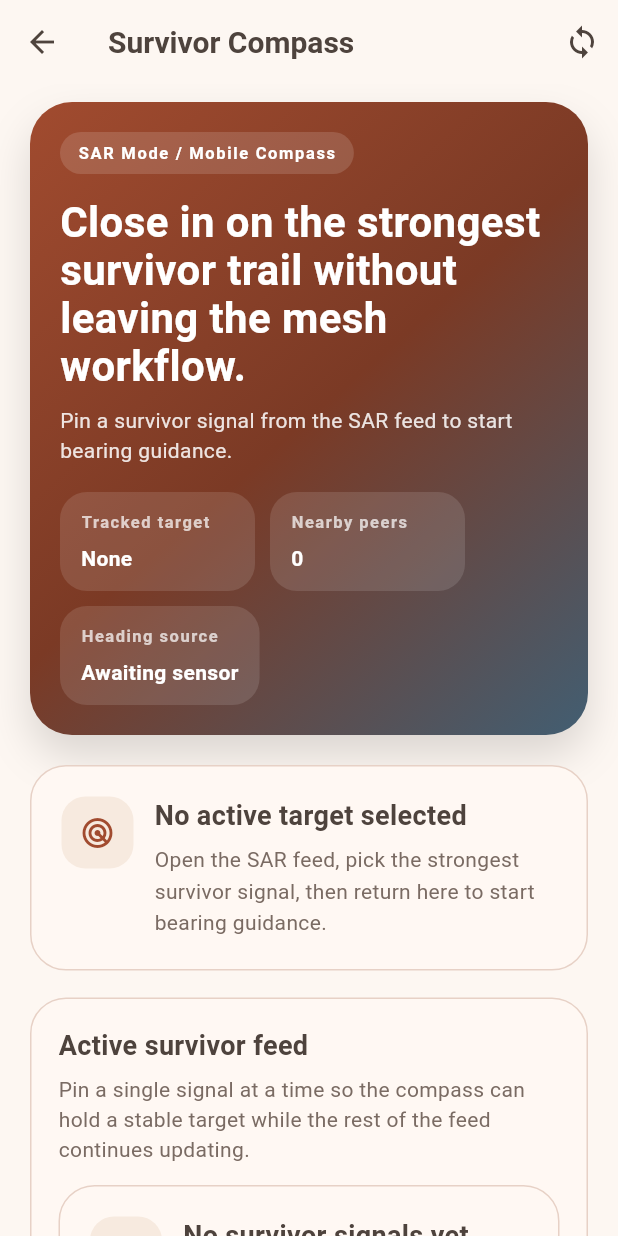
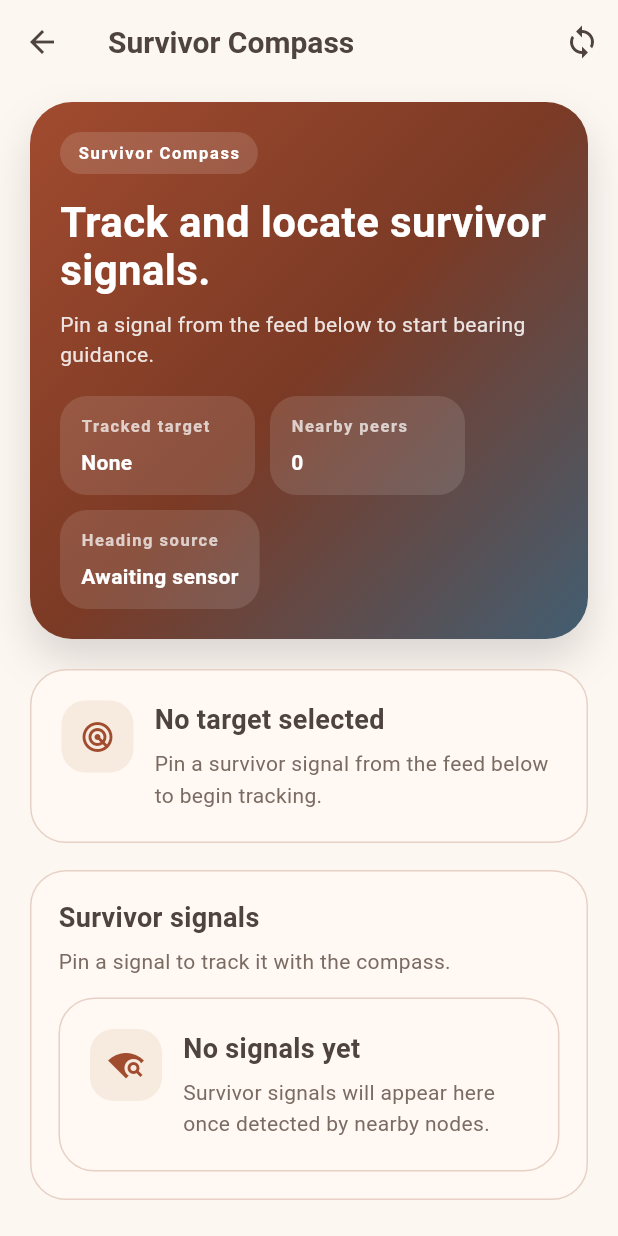
Before and after one commit to SpekyLord/Dispatch, a Flutter app: the SurvivorCompassScreen screen opened directly, on a phone screen of 412 x 824 dp. Run offline on Flutter 3.47's test engine with Material 3 defaults, Android fonts, the light colour scheme and no system bars; our stand-ins replace dio, equatable, flutter_bloc, flutter_map, flutter_riverpod, geolocator and 7 more; missing offline and left inert: dart:html; accounts and stored records are empty; network calls fail.

Commit message:
fix: improve mesh UX, fix feed posting, and add haversine survivor trail

```diff
--- a/apps/mobile/lib/features/mesh/presentation/mesh_people_map_screen.dart
+++ b/apps/mobile/lib/features/mesh/presentation/mesh_people_map_screen.dart
@@ -374,12 +374,12 @@ class _MeshPeopleMapScreenState extends ConsumerState<MeshPeopleMapScreen> {
                           ),
                           const SizedBox(height: 8),
                           Text(
-                            '${_nodes.length} mesh nodes, ${_signals.length} survivor signals, and ${_devices.length} live people pins are layered here for $viewerRole.',
+                            '${_nodes.length} nodes · ${_signals.length} signals · ${_devices.length} devices',
                           ),
                           if (!canAccessMeshOperatorFeeds) ...[
                             const SizedBox(height: 10),
                             const Text(
-                              'You are in citizen view. Operator-only mesh feeds (topology and survivor signals) are hidden, but your local GPS pin is still shown for orientation.',
+                              'Citizen view — enable Bluetooth to act as a relay node for nearby search and rescue operations.',
                             ),
                           ],
                           const SizedBox(height: 14),
@@ -400,8 +400,8 @@ class _MeshPeopleMapScreenState extends ConsumerState<MeshPeopleMapScreen> {
                                 value: '${_signals.length}',
                               ),
                               _StatPill(
-                                label: 'You',
-                                value: _gpsCenter == null ? 'No GPS yet' : '1',
+                                label: 'This node',
+                                value: _gpsCenter == null ? 'No GPS' : 'Active',
                               ),
                             ],
                           ),
@@ -432,22 +432,22 @@ class _MeshPeopleMapScreenState extends ConsumerState<MeshPeopleMapScreen> {
                             children: const [
                               _LegendPill(
                                 icon: Icons.hub,
-                                label: 'Mesh nodes',
+                                label: 'Nodes',
                                 tone: Color(0xFF1695D3),
                               ),
                               _LegendPill(
                                 icon: Icons.sos,
-                                label: 'Survivor signals',
+                                label: 'Signals',
                                 tone: Color(0xFFA14B2F),
                               ),
                               _LegendPill(
                                 icon: Icons.my_location,
-                                label: 'People last seen',
+                                label: 'Devices',
                                 tone: Color(0xFF397154),
                               ),
                               _LegendPill(
                                 icon: Icons.person_pin_circle,
-                                label: 'Your device',
+                                label: 'This node',
                                 tone: Color(0xFF246B3D),
                               ),
                             ],
--- a/apps/mobile/lib/features/mesh/presentation/mesh_status_screen.dart
+++ b/apps/mobile/lib/features/mesh/presentation/mesh_status_screen.dart
@@ -131,10 +131,10 @@ class _MeshStatusScreenState extends ConsumerState<MeshStatusScreen> {
     Navigator.of(context).push(
       MaterialPageRoute(
         builder: (_) => MeshPeopleMapScreen(
-          title: 'People & Mesh Map',
+          title: 'Mesh Map',
           subtitle: session.role == AppRole.citizen
-              ? 'Citizen visibility into live people pins and survivor signals'
-              : 'Responder visibility into live people pins and survivor signals',
+              ? 'Nodes and signals in your area'
+              : 'Nodes, devices, and survivor signals',
           allowResolveActions: session.role != AppRole.citizen,
           allowCompassActions: true,
         ),
@@ -211,7 +211,7 @@ class _MeshStatusScreenState extends ConsumerState<MeshStatusScreen> {
                             borderRadius: BorderRadius.circular(999),
                           ),
                           child: const Text(
-                            'Offline Relay / SAR Bulletin',
+                            'Mesh Network',
                             style: TextStyle(
                               color: Colors.white,
                               fontSize: 11,
@@ -222,7 +222,7 @@ class _MeshStatusScreenState extends ConsumerState<MeshStatusScreen> {
                         ),
                         const SizedBox(height: 16),
                         const Text(
-                          'Coordinate the local mesh and jump straight into survivor tracking when a strong signal appears.',
+                          'Local mesh relay and survivor tracking.',
                           style: TextStyle(
                             color: Colors.white,
                             fontSize: 28,
@@ -233,8 +233,8 @@ class _MeshStatusScreenState extends ConsumerState<MeshStatusScreen> {
                         const SizedBox(height: 10),
                         Text(
                           canReviewSignals
-                              ? 'This panel keeps discovery, relay health, and SAR detections in one place so responders do not need to bounce between generic utility screens.'
-                              : 'Citizens can review mesh reach, discovery, and sync state here, while SAR controls remain reserved for verified responder accounts.',
+                              ? 'Discovery, relay health, and SAR signals in one view.'
+                              : 'Enable Bluetooth to relay mesh traffic and assist nearby search and rescue.',
                           style: TextStyle(
                             color: Colors.white.withValues(alpha: 0.86),
                             height: 1.45,
@@ -360,7 +360,7 @@ class _MeshStatusScreenState extends ConsumerState<MeshStatusScreen> {
                       icon: Icons.bluetooth_searching,
                       title: 'No peers discovered yet',
                       body:
-                          'Start discovery to refresh the local mesh roster and estimate reach before sending a gateway-bound batch.',
+                          'Turn on Bluetooth and start discovery to find nearby nodes.',
                     ),
                 ],
               ),
@@ -644,8 +644,8 @@ class _DiscoveryCard extends StatelessWidget {
             ),
             subtitle: Text(
               discovering
-                  ? 'Scanning for nearby relay and gateway peers.'
-                  : 'Start BLE discovery to refresh the local mesh roster.',
+                  ? 'Scanning for nearby nodes...'
+                  : 'Turn on to find nearby nodes via Bluetooth.',
               style: const TextStyle(color: dc.mutedInk),
             ),
           ),
@@ -686,7 +686,7 @@ class _PeopleMapPanel extends StatelessWidget {
               crossAxisAlignment: CrossAxisAlignment.start,
               children: [
                 Text(
-                  'People & mesh map',
+                  'Mesh map',
                   style: TextStyle(
                     color: dc.ink,
                     fontSize: 18,
@@ -695,7 +695,7 @@ class _PeopleMapPanel extends StatelessWidget {
                 ),
                 SizedBox(height: 4),
                 Text(
-                  'Open the shared mobile map to see people pins, mesh nodes, and survivor signals in one place.',
+                  'View nodes, devices, and survivor signals on the map.',
                   style: TextStyle(color: dc.mutedInk, height: 1.45),
                 ),
               ],
@@ -799,10 +799,10 @@ class _SarModePanel extends StatelessWidget {
           const SizedBox(height: 6),
           Text(
             canEnableSarMode
-                ? 'Enable passive sensing, review relayed survivor signals, and jump into compass guidance from the same responder workflow.'
+                ? 'Detect and track survivor signals from nearby nodes.'
                 : canReviewSignals
-                ? 'Only verified department responders can enable passive sensing, but citizens, departments, and municipalities can still review synced survivor signals here.'
-                : 'SAR controls stay locked for non-responder accounts.',
+                ? 'Review synced survivor signals. Enable Bluetooth to help relay.'
+                : 'Turn on Bluetooth to act as a relay node for search and rescue in your area.',
             style: const TextStyle(color: dc.mutedInk, height: 1.45),
           ),
           const SizedBox(height: 12),
@@ -816,8 +816,8 @@ class _SarModePanel extends StatelessWidget {
             ),
             subtitle: Text(
               canEnableSarMode
-                  ? 'BLE and acoustic sensing can run locally, while Wi-Fi probe sniffing stays unavailable on standard mobile app sandboxes.'
-                  : 'Verification approval is required before SAR Mode can be enabled on this device.',
+                  ? 'BLE and acoustic sensing run on this node.'
+                  : 'Requires a verified responder account.',
               style: const TextStyle(color: dc.mutedInk),
             ),
           ),
@@ -850,8 +850,8 @@ class _SarModePanel extends StatelessWidget {
               ),
               child: Text(
                 liveInputs.isEmpty
-                    ? 'Passive sensing is armed, but this device still needs the required Nearby Devices or Microphone permission before live inputs can start. Identifiers stay anonymized and raw audio never leaves the device.'
-                    : '${liveInputs.join(', ')} ${liveInputs.length == 1 ? 'is' : 'are'} active. Identifiers are anonymized before storage, raw audio never leaves the device, and continuous sensing increases battery use during a sweep.',
+                    ? 'Sensing armed — grant Nearby Devices or Microphone permission to start.'
+                    : '${liveInputs.join(', ')} active. All data stays on-device.',
                 style: const TextStyle(color: dc.mutedInk, height: 1.45),
               ),
             ),
@@ -876,9 +876,9 @@ class _SarModePanel extends StatelessWidget {
           if (activeSignals.isEmpty)
             const _EmptyPanel(
               icon: Icons.radar,
-              title: 'No survivor signals yet',
+              title: 'No signals yet',
               body:
-                  'Nearby BLE, acoustic, and SOS beacon detections will appear here once received or synced from the server.',
+                  'Survivor signals will appear here once detected by nearby nodes.',
             )
           else
             ...activeSignals.map(
--- a/apps/mobile/lib/features/mesh/presentation/offline_comms_screen.dart
+++ b/apps/mobile/lib/features/mesh/presentation/offline_comms_screen.dart
@@ -267,7 +267,7 @@ class _OfflineCommsScreenState extends ConsumerState<OfflineCommsScreen> {
                     borderRadius: BorderRadius.circular(999),
                   ),
                   child: const Text(
-                    'Mesh-Routed Communications',
+                    'Mesh Comms',
                     style: TextStyle(
                       color: Colors.white,
                       fontSize: 11,
@@ -278,7 +278,7 @@ class _OfflineCommsScreenState extends ConsumerState<OfflineCommsScreen> {
                 ),
                 const SizedBox(height: 16),
                 const Text(
-                  'Broadcast updates, department chatter, and mesh-authored advisories keep moving even when the network does not.',
+                  'Stay connected even when the network is down.',
                   style: TextStyle(
                     color: Colors.white,
                     fontSize: 28,
@@ -289,8 +289,8 @@ class _OfflineCommsScreenState extends ConsumerState<OfflineCommsScreen> {
                 const SizedBox(height: 10),
                 Text(
                   transport.isMeshOnlyState
-                      ? 'Mesh-only mode is active, so new messages stay queued for gateway sync while still appearing in the local inbox.'
-                      : 'Internet is available, so queued mesh packets can be flushed to the backend while the local inbox keeps the same offline-first view.',
+                      ? 'Offline — messages queue locally and sync when a gateway node reconnects.'
+                      : 'Online — queued messages will sync to the server automatically.',
                   style: TextStyle(
                     color: Colors.white.withValues(alpha: 0.86),
                     height: 1.45,
@@ -353,7 +353,7 @@ class _OfflineCommsScreenState extends ConsumerState<OfflineCommsScreen> {
                   ),
                   const SizedBox(height: 12),
                   DropdownButtonFormField<String>(
-                    initialValue: _postCategory,
+                    value: _postCategory,
                     decoration: const InputDecoration(
                       labelText: 'Category',
                       border: OutlineInputBorder(),
@@ -436,7 +436,7 @@ class _OfflineCommsScreenState extends ConsumerState<OfflineCommsScreen> {
                 border: Border.all(color: dc.warmBorder),
               ),
               child: const Text(
-                'No mesh-routed messages or posts yet. Compose a broadcast above or wait for nearby mesh traffic to arrive.',
+                'No messages yet. Compose a broadcast above or wait for nearby nodes to relay traffic.',
                 style: TextStyle(color: dc.mutedInk, height: 1.45),
               ),
             ),
@@ -534,8 +534,8 @@ class _InboxCard extends StatelessWidget {
               _MetaChip(label: '${item.hopCount}/${item.maxHops} hops'),
               _MetaChip(
                 label: item.needsServerSync
-                    ? 'Queued for sync'
-                    : 'Server synced',
+                    ? 'Pending sync'
+                    : 'Synced',
               ),
             ],
           ),
--- a/apps/mobile/lib/features/mesh/presentation/survivor_compass_screen.dart
+++ b/apps/mobile/lib/features/mesh/presentation/survivor_compass_screen.dart
@@ -397,7 +397,7 @@ class _SurvivorCompassScreenState extends ConsumerState<SurvivorCompassScreen>
                       borderRadius: BorderRadius.circular(999),
                     ),
                     child: const Text(
-                      'SAR Mode / Mobile Compass',
+                      'Survivor Compass',
                       style: TextStyle(
                         color: Colors.white,
                         fontSize: 11,
@@ -408,7 +408,7 @@ class _SurvivorCompassScreenState extends ConsumerState<SurvivorCompassScreen>
                   ),
                   const SizedBox(height: 16),
                   const Text(
-                    'Close in on the strongest survivor trail without leaving the mesh workflow.',
+                    'Track and locate survivor signals.',
                     style: TextStyle(
                       color: Colors.white,
                       fontSize: 28,
@@ -419,8 +419,8 @@ class _SurvivorCompassScreenState extends ConsumerState<SurvivorCompassScreen>
                   const SizedBox(height: 10),
                   Text(
                     target == null
-                        ? 'Pin a survivor signal from the SAR feed to start bearing guidance.'
-                        : 'Compass updates live from device heading, GPS position, and the selected survivor signal.',
+                        ? 'Pin a signal from the feed below to start bearing guidance.'
+                        : 'Live compass — heading, GPS, and signal location.',
                     style: TextStyle(
                       color: Colors.white.withValues(alpha: 0.86),
                       height: 1.45,
@@ -456,14 +456,14 @@ class _SurvivorCompassScreenState extends ConsumerState<SurvivorCompassScreen>
                 icon: Icons.sensors,
                 title: 'Initializing sensors',
                 body:
-                    'Loading location and heading inputs for the survivor compass.',
+                    'Acquiring GPS and heading data...',
               )
             else if (target == null)
               const _InfoCard(
                 icon: Icons.radar,
-                title: 'No active target selected',
+                title: 'No target selected',
                 body:
-                    'Open the SAR feed, pick the strongest survivor signal, then return here to start bearing guidance.',
+                    'Pin a survivor signal from the feed below to begin tracking.',
               )
             else ...[
               _CompassSummaryCard(
@@ -492,9 +492,9 @@ class _SurvivorCompassScreenState extends ConsumerState<SurvivorCompassScreen>
               else
                 const _InfoCard(
                   icon: Icons.explore,
-                  title: 'Locator only',
+                  title: 'Locator mode',
                   body:
-                      'This view keeps the direction arrow, distance estimate, and search inset available without exposing responder-only resolve actions.',
+                      'Direction and distance to the signal. Resolve actions are available to responders.',
                 ),
             ],
             const SizedBox(height: 18),
@@ -900,6 +900,38 @@ class _CompassMapCard extends StatelessWidget {
   final SurvivorSignalEvent target;
   final List<DeviceLocationTrailPoint> trailPoints;
 
+  /// Interpolate points along the great-circle (haversine) path between two
+  /// coordinates so the line curves naturally on a Mercator-projected map.
+  static List<LatLng> _haversineLine(LatLng a, LatLng b, {int segments = 40}) {
+    final lat1 = a.latitudeInRad;
+    final lon1 = a.longitudeInRad;
+    final lat2 = b.latitudeInRad;
+    final lon2 = b.longitudeInRad;
+
+    // Angular distance using haversine formula.
+    final dLat = lat2 - lat1;
+    final dLon = lon2 - lon1;
+    final h = math.sin(dLat / 2) * math.sin(dLat / 2) +
+        math.cos(lat1) * math.cos(lat2) * math.sin(dLon / 2) * math.sin(dLon / 2);
+    final d = 2 * math.asin(math.sqrt(h));
+
+    if (d < 1e-10) return [a, b]; // Points are effectively the same.
+
+    final points = <LatLng>[];
+    for (int i = 0; i <= segments; i++) {
+      final f = i / segments;
+      final af = math.sin((1 - f) * d) / math.sin(d);
+      final bf = math.sin(f * d) / math.sin(d);
+      final x = af * math.cos(lat1) * math.cos(lon1) + bf * math.cos(lat2) * math.cos(lon2);
+      final y = af * math.cos(lat1) * math.sin(lon1) + bf * math.cos(lat2) * math.sin(lon2);
+      final z = af * math.sin(lat1) + bf * math.sin(lat2);
+      final lat = math.atan2(z, math.sqrt(x * x + y * y));
+      final lon = math.atan2(y, x);
+      points.add(LatLng(lat * 180 / math.pi, lon * 180 / math.pi));
+    }
+    return points;
+  }
+
   @override
   Widget build(BuildContext context) {
     final mapCenter = LatLng(
@@ -943,6 +975,8 @@ class _CompassMapCard extends StatelessWidget {
           ),
         )
         .toList(growable: false);
+    // Haversine arc from this node to the target signal.
+    final haversineArc = _haversineLine(snapshot.rescuerPoint, snapshot.targetPoint);
 
     return Container(
       padding: const EdgeInsets.all(18),
@@ -955,7 +989,7 @@ class _CompassMapCard extends StatelessWidget {
         crossAxisAlignment: CrossAxisAlignment.start,
         children: [
           const Text(
-            'Search map inset',
+            'Search map',
             style: TextStyle(
               color: dc.ink,
               fontSize: 18,
@@ -964,7 +998,7 @@ class _CompassMapCard extends StatelessWidget {
           ),
           const SizedBox(height: 6),
           const Text(
-            'Peer dots are rendered as a local proximity ring until peer GPS coordinates are added to mesh sync uploads.',
+            'Node positions and survivor trail on the map.',
             style: TextStyle(color: dc.mutedInk, height: 1.45),
           ),
           const SizedBox(height: 14),
@@ -997,7 +1031,7 @@ class _CompassMapCard extends StatelessWidget {
                           color: dc.warmSeed.withValues(alpha: 0.72),
                         ),
                       Polyline(
-                        points: [snapshot.rescuerPoint, snapshot.targetPoint],
+                        points: haversineArc,
                         strokeWidth: 4,
                         color: dc.coolAccent.withValues(alpha: 0.85),
                       ),
@@ -1012,7 +1046,7 @@ class _CompassMapCard extends StatelessWidget {
                         child: _MapMarker(
                           color: dc.coolAccent,
                           icon: Icons.navigation,
-                          label: 'You',
+                          label: 'Node',
                         ),
                       ),
                       Marker(
@@ -1174,8 +1208,8 @@ class _ResolveSignalCard extends StatelessWidget {
           const SizedBox(height: 6),
           Text(
             target.isResolutionQueued
-                ? 'A previous resolve action is already queued through the mesh. Updating it here will add a fresh relay packet with the latest note.'
-                : 'Add a short note when the rescuer confirms the location, transfer, or false positive outcome.',
+                ? 'A resolve is already queued. Submitting again will update the note.'
+                : 'Add a note when the survivor is found or the signal is resolved.',
             style: const TextStyle(color: dc.mutedInk, height: 1.45),
           ),
           const SizedBox(height: 14),
@@ -1254,7 +1288,7 @@ class _TargetBoard extends StatelessWidget {
         crossAxisAlignment: CrossAxisAlignment.start,
         children: [
           const Text(
-            'Active survivor feed',
+            'Survivor signals',
             style: TextStyle(
               color: dc.ink,
               fontSize: 18,
@@ -1263,16 +1297,16 @@ class _TargetBoard extends StatelessWidget {
           ),
           const SizedBox(height: 6),
           const Text(
-            'Pin a single signal at a time so the compass can hold a stable target while the rest of the feed continues updating.',
+            'Pin a signal to track it with the compass.',
             style: TextStyle(color: dc.mutedInk, height: 1.45),
           ),
           const SizedBox(height: 14),
           if (signals.isEmpty)
             const _InfoCard(
               icon: Icons.wifi_find,
-              title: 'No survivor signals yet',
+              title: 'No signals yet',
               body:
-                  'Passive SAR detections and relayed survivor packets will appear here once the local mesh receives them.',
+                  'Survivor signals will appear here once detected by nearby nodes.',
             )
           else
             ...signals.map((signal) {
```
Also changed, not shown: apps/mobile/lib/features/citizen/presentation/citizen_feed_screen.dart (+27 -17 lines).
